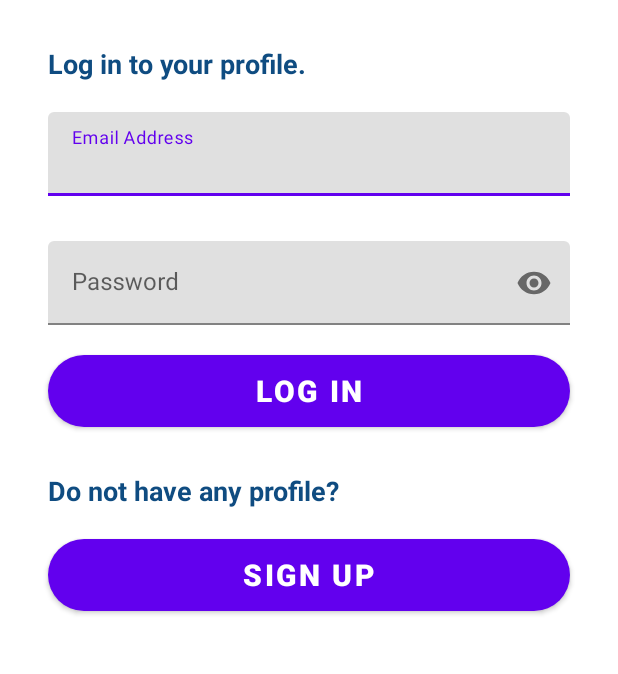
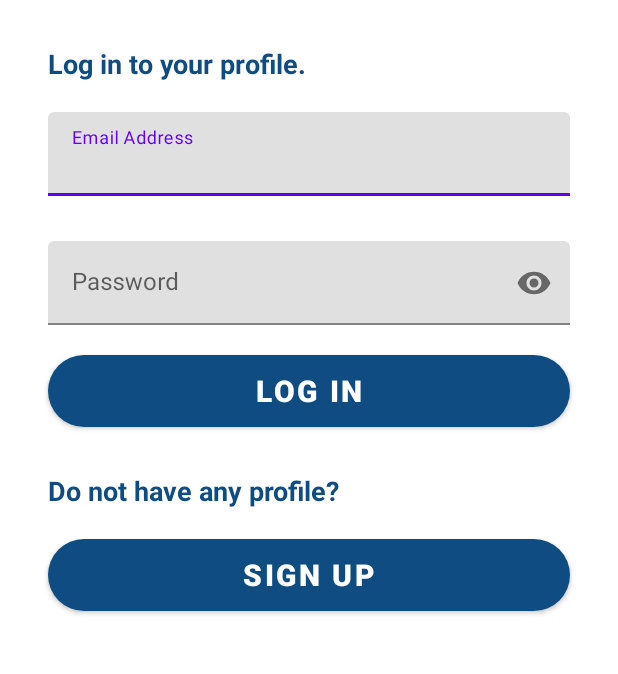
Before and after one commit to CCLab-2021/eHealthCare_Application, an Android app: the Login screen opened directly, with no data from a screen before it, on a phone screen of 412 x 824 dp, the part 120-794 px from its top. Run offline under Robolectric (Android 15) with nearby library versions, the phone set to English and light mode, and no system bars.

Commit message:
version control

```diff
--- a/CCN_eHealthCare/app/build.gradle
+++ b/CCN_eHealthCare/app/build.gradle
@@ -47,4 +47,7 @@ dependencies {
     implementation 'com.google.firebase:firebase-auth:19.3.1'
     implementation 'com.google.firebase:firebase-database:16.0.4'
     implementation platform('com.google.firebase:firebase-bom:26.2.0')
+
+    //noinspection GradleCompatible
+    implementation 'com.android.support:design:22.2.0'
 }
--- a/CCN_eHealthCare/app/src/main/res/layout/activity_login.xml
+++ b/CCN_eHealthCare/app/src/main/res/layout/activity_login.xml
@@ -104,17 +104,18 @@
         android:id="@+id/login_btn"
         android:layout_width="match_parent"
         android:layout_height="wrap_content"
+        android:layout_marginLeft="32dp"
         android:layout_marginTop="20dp"
-        android:layout_marginLeft="32dp"
         android:layout_marginRight="32dp"
         android:background="@drawable/round_pantoneblue_btn"
         android:text="Log in"
         android:textColor="@color/white"
         android:textSize="20sp"
         android:textStyle="bold"
-        app:layout_constraintTop_toBottomOf="@id/linearLayout"
+        app:backgroundTint="@color/Pantoneblue"
+        app:layout_constraintLeft_toLeftOf="parent"
         app:layout_constraintRight_toRightOf="parent"
-        app:layout_constraintLeft_toLeftOf="parent"/>
+        app:layout_constraintTop_toBottomOf="@id/linearLayout" />
 
     <TextView
         android:id="@+id/signup_tV"
@@ -136,17 +137,18 @@
         android:id="@+id/signup_btn"
         android:layout_width="match_parent"
         android:layout_height="wrap_content"
+        android:layout_marginLeft="32dp"
         android:layout_marginTop="20dp"
-        android:layout_marginLeft="32dp"
         android:layout_marginRight="32dp"
+        android:background="@drawable/round_pantoneblue_btn"
         android:text="Sign up"
-        android:textStyle="bold"
         android:textColor="@color/white"
         android:textSize="20sp"
-        android:background="@drawable/round_pantoneblue_btn"
-        app:layout_constraintTop_toBottomOf="@id/signup_tV"
+        android:textStyle="bold"
+        app:backgroundTint="@color/Pantoneblue"
+        app:layout_constraintLeft_toLeftOf="parent"
         app:layout_constraintRight_toRightOf="parent"
-        app:layout_constraintLeft_toLeftOf="parent"/>
+        app:layout_constraintTop_toBottomOf="@id/signup_tV" />
 
 
 
```
Also changed, not shown: CCN_eHealthCare/app/src/main/res/layout/activity_signup.xml (+6 -4 lines).
